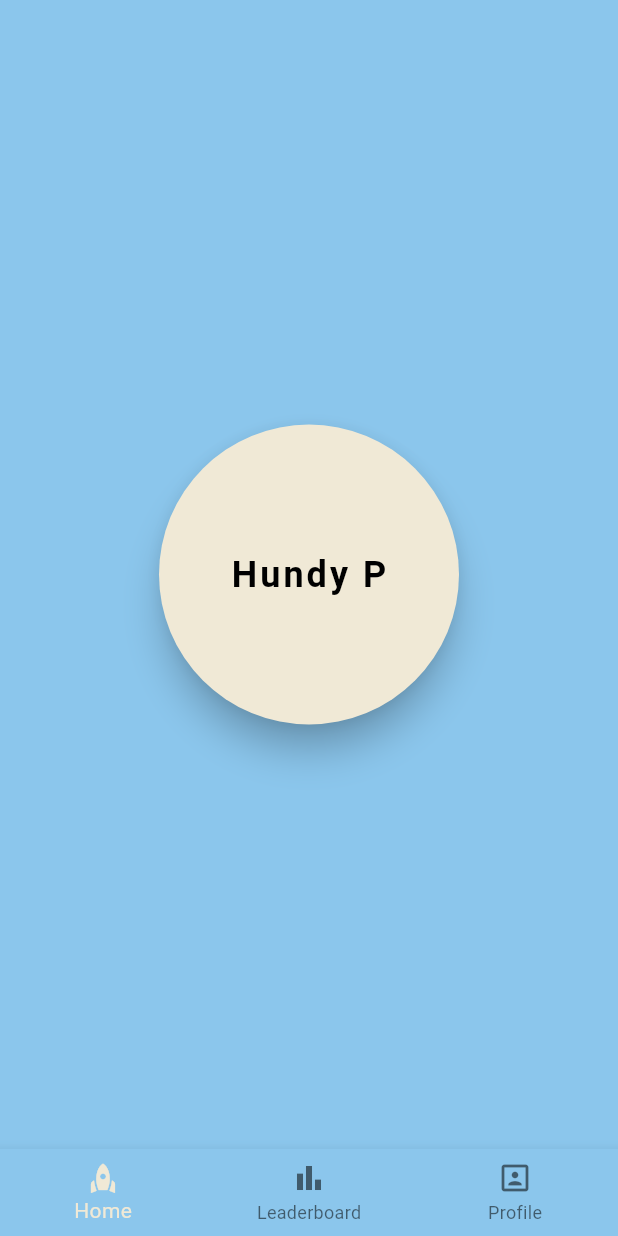
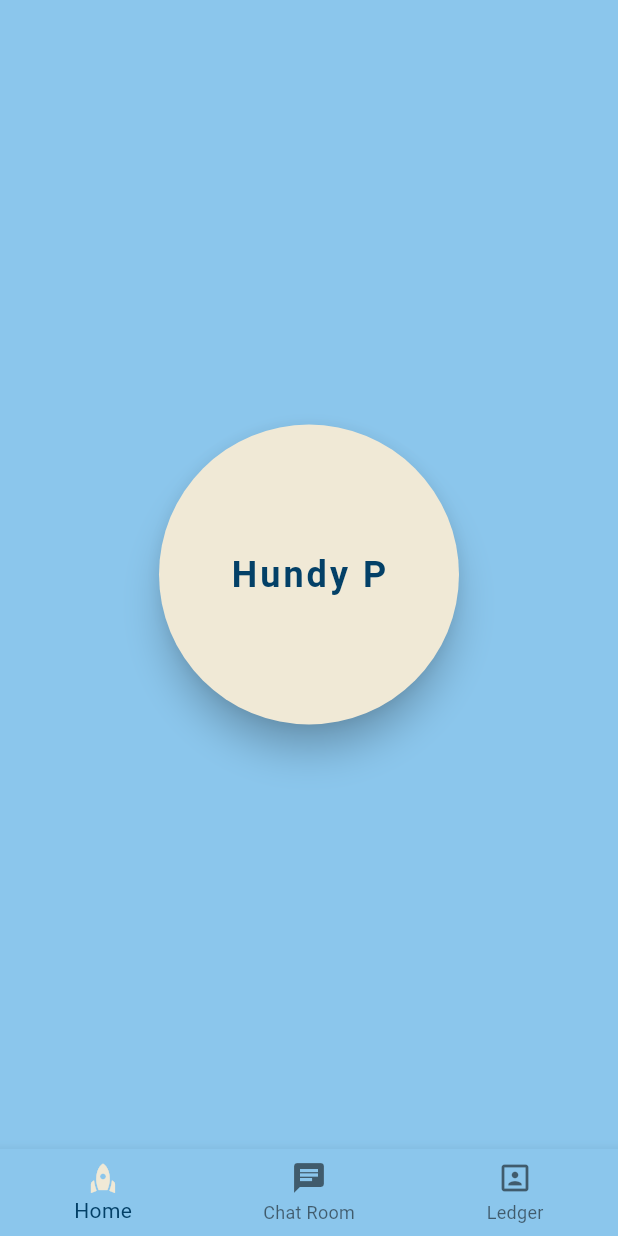
Before and after one commit to calebjderosier/hundyp-mobile, a Flutter app: the screen it shows after launch, on a phone screen of 412 x 824 dp. Run offline on Flutter 3.47's test engine with Material 3 defaults, Android fonts, the phone set to English and light mode, and no system bars; our stand-ins replace firebase_core, firebase_messaging, flutter_dotenv; accounts and stored records are empty.

Commit message:
This looks great idk

```diff
--- a/lib/home.dart
+++ b/lib/home.dart
@@ -78,13 +78,13 @@ class _HomePageState extends State<HomePage> with TickerProviderStateMixin {
                 shape: const CircleBorder(),
                 elevation: 10,
               ),
-              child: const Text(
+              child: Text(
                 'Hundy P',
                 style: TextStyle(
                   fontSize: 24,
                   fontWeight: FontWeight.bold,
                   fontFamily: 'Roboto',
-                  color: Colors.black,
+                  color: Theme.of(context).colorScheme.onPrimary, // Dynamic text color
                   letterSpacing: 2.0,
                 ),
               ),
@@ -93,5 +93,4 @@ class _HomePageState extends State<HomePage> with TickerProviderStateMixin {
         ],
       ),
     );
-  }
-}
+  }}
--- a/lib/main.dart
+++ b/lib/main.dart
@@ -1,10 +1,10 @@
 import 'package:firebase_core/firebase_core.dart';
 import 'package:flutter/material.dart';
+import 'package:flutter_dotenv/flutter_dotenv.dart';
 import 'package:hundy_p/home.dart';
 
 import 'firebase_messaging.dart';
 import 'firebase_options.dart';
-import 'package:flutter_dotenv/flutter_dotenv.dart';
 
 Future<void> main() async {
   WidgetsFlutterBinding.ensureInitialized();
@@ -20,7 +20,6 @@ Future<void> main() async {
   // Setup Firebase Messaging
   await setupFirebaseMessaging();
 
-
   runApp(const HundyPApp());
 }
 
@@ -34,40 +33,54 @@ class HundyPApp extends StatelessWidget {
       theme: ThemeData(
         colorScheme: const ColorScheme(
           brightness: Brightness.light,
-          primary: Color(0xFFF0E9D6), // Cream (calm and uplifting)
-          onPrimary: Color(0xFF034067), // Deep blue for contrast
-          secondary: Color(0xFFFFD700), // Soft yellow (happy and warm)
-          onSecondary: Color(0xFF805C00), // Deep golden brown for readability
-          error: Color(0xFFE57373), // Soft red (friendly for errors)
-          onError: Color(0xFF8A1C1C), // Deep red for contrast
-          surface: Color(0xFF8BC6EC), // Light blue
+          primary: Color(0xFFF0E9D6),
+          // Cream (calm and uplifting)
+          onPrimary: Color(0xFF034067),
+          // Deep blue for contrast
+          secondary: Color(0xFFFFD700),
+          // Soft yellow (happy and warm)
+          onSecondary: Color(0xFF805C00),
+          // Deep golden brown for readability
+          error: Color(0xFFE57373),
+          // Soft red (friendly for errors)
+          onError: Color(0xFF8A1C1C),
+          // Deep red for contrast
+          surface: Color(0xFF8BC6EC),
+          // Light blue
           onSurface: Color(0xFF3D405B), // Neutral dark gray for text
-          background: Color(0xFFFFFFFF), // Light background
-          onBackground: Color(0xFF000000), // Black for text
         ),
         useMaterial3: true,
       ),
       darkTheme: ThemeData(
         colorScheme: const ColorScheme(
           brightness: Brightness.dark,
-          primary: Color(0xFF1A1A2E), // Deep navy blue (calm and neutral)
-          onPrimary: Color(0xFFF0E9D6), // Cream for contrast
-          secondary: Color(0xFFFFA726), // Warm orange (uplifting and happy)
-          onSecondary: Color(0xFF1A1A2E), // Deep navy for contrast
-          error: Color(0xFFEF5350), // Muted red
-          onError: Color(0xFF1E1E1E), // Very dark gray for contrast on error elements
-          surface: Color(0xFF2A2D34), // Dark gray (calming surface color)
-          onSurface: Color(0xFFF0E9D6), // Cream for readability on dark surfaces
-          background: Color(0xFF121212), // Very dark gray (standard dark background)
-          onBackground: Color(0xFFF5EEDC), // Soft cream for text on background
+          primary: Color(0xFF617AAB),
+          // Deep navy blue (calm and neutral)
+          // alt C6CFE1FF
+          onPrimary: Color(0xFFF0E9D6),
+          // Cream for contrast
+          secondary: Color(0xFF1A1A2E),
+          // Warm orange (uplifting and happy)
+          onSecondary: Color(0xFF1A1A2E),
+          // Deep navy for contrast
+          error: Color(0xFFEF5350),
+          // Muted red
+          onError: Color(0xFF1E1E1E),
+          // Very dark gray for contrast on error elements
+          surface: Color(0xFF1B2452),
+          // Dark gray (calming surface color)
+          onSurface:
+              Color(0xFFF0E9D6), // Cream for readability on dark surfaces
         ),
         useMaterial3: true,
       ),
-      themeMode: ThemeMode.system, // Automatically switch based on system preference
+      themeMode: ThemeMode.system,
+      // Automatically switch based on system preference
       home: const HundyPMain(title: 'Hundy P`d?'),
     );
   }
 }
+
 class HundyPMain extends StatefulWidget {
   const HundyPMain({super.key, required this.title});
 
@@ -83,10 +96,10 @@ class _HundyPMainState extends State<HundyPMain> {
   final List _navPages = const [
     HomePage(title: "Hundy P?"),
     Center(
-      child: Text("TODO: Leaderboard"),
+      child: Text("TODO: Chat Room"),
     ),
     Center(
-      child: Text("TODO: Profile"),
+      child: Text("TODO: Ledger"),
     ),
   ];
 
@@ -103,18 +116,26 @@ class _HundyPMainState extends State<HundyPMain> {
       bottomNavigationBar: BottomNavigationBar(
         currentIndex: _selectedTab,
         onTap: (index) => _changeTab(index),
-        items: const <BottomNavigationBarItem>[
+        selectedItemColor: Theme.of(context).colorScheme.onPrimary,
+        items: <BottomNavigationBarItem>[
           BottomNavigationBarItem(
+            label: 'Home',
             icon: Icon(Icons.rocket),
-            label: 'Home',
+            activeIcon: Icon(Icons.rocket,
+                color:
+                    Theme.of(context).colorScheme.primary), // Active icon color
           ),
           BottomNavigationBarItem(
-            icon: Icon(Icons.bar_chart),
-            label: 'Leaderboard',
+            label: 'Chat Room',
+            icon: Icon(Icons.chat),
+            activeIcon:
+                Icon(Icons.chat, color: Theme.of(context).colorScheme.primary),
           ),
           BottomNavigationBarItem(
+            label: 'Ledger',
             icon: Icon(Icons.portrait),
-            label: 'Profile',
+            activeIcon: Icon(Icons.portrait,
+                color: Theme.of(context).colorScheme.primary),
           ),
         ],
       ),
```
